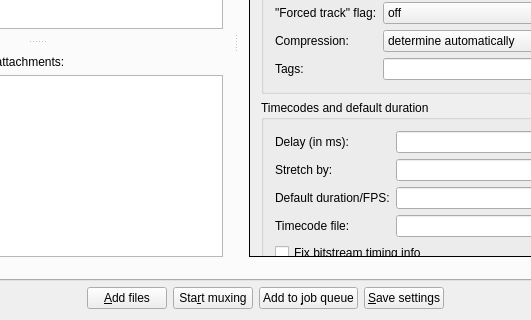
jpsdr/MKVToolnix-Windows-7, file src/mkvtoolnix-gui/forms/merge/tab.ui: the form before one commit; both pictures show x 184 to 715 and y 232 to 552 of the 898 by 552 pixel window.
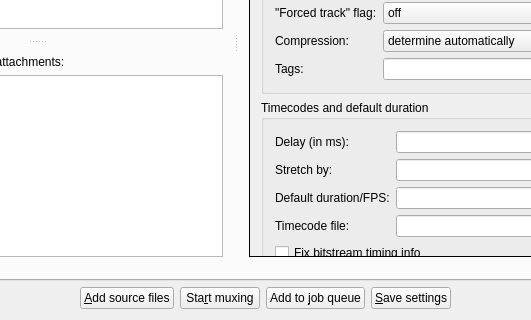
The form after the commit. Icons and pictures are not drawn. Custom widgets are drawn as their Qt base class.

Commit message:
GUI: merge: re-label button »add files« to »add source files«
The intention is to make it a bit clearer that the button cannot be used
for adding attachments.

```diff
--- a/src/mkvtoolnix-gui/forms/merge/tab.ui
+++ b/src/mkvtoolnix-gui/forms/merge/tab.ui
@@ -1289,7 +1289,7 @@
      <item>
       <widget class="QPushButton" name="addFiles">
        <property name="text">
-        <string>&amp;Add files</string>
+        <string>&amp;Add source files</string>
        </property>
        <property name="icon">
         <iconset resource="../../qt_resources.qrc">
```
The commit also changes 1 other file.
